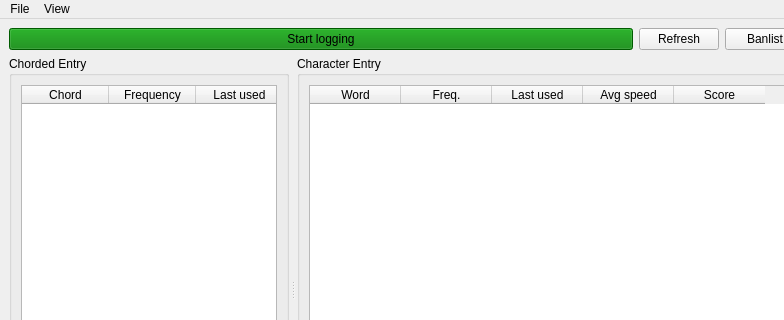
CharaChorder/nexus, file ui/MainWindow.ui: the form before one commit; both pictures show x 0 to 784 and y 0 to 320 of the 900 by 550 pixel window.
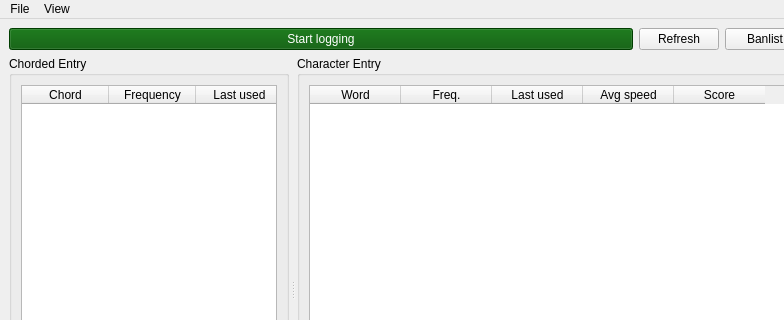
The form after the commit.

Commit message: Refactor styling and fix windows button color

What changed in the file:
```diff
--- a/ui/MainWindow.ui
+++ b/ui/MainWindow.ui
@@ -25,8 +25,210 @@
      <layout class="QHBoxLayout" name="toolbar" stretch="1,0,0,0">
       <item>
        <widget class="QPushButton" name="startStopButton">
+        <property name="palette">
+         <palette>
+          <active>
+           <colorrole role="WindowText">
+            <brush brushstyle="SolidPattern">
+             <color alpha="255">
+              <red>255</red>
+              <green>255</green>
+              <blue>255</blue>
+             </color>
+            </brush>
+           </colorrole>
+           <colorrole role="Button">
+            <brush brushstyle="SolidPattern">
+             <color alpha="255">
+              <red>0</red>
+              <green>85</green>
+              <blue>0</blue>
+             </color>
+            </brush>
+           </colorrole>
+           <colorrole role="Text">
+            <brush brushstyle="SolidPattern">
+             <color alpha="255">
+              <red>255</red>
+              <green>255</green>
+              <blue>255</blue>
+             </color>
+            </brush>
+           </colorrole>
+           <colorrole role="ButtonText">
+            <brush brushstyle="SolidPattern">
+             <color alpha="255">
+              <red>255</red>
+              <green>255</green>
+              <blue>255</blue>
+             </color>
+            </brush>
+           </colorrole>
+           <colorrole role="Base">
+            <brush brushstyle="SolidPattern">
+             <color alpha="255">
+              <red>0</red>
+              <green>85</green>
+              <blue>0</blue>
+             </color>
+            </brush>
+           </colorrole>
+           <colorrole role="Window">
+            <brush brushstyle="SolidPattern">
+             <color alpha="255">
+              <red>0</red>
+              <green>85</green>
+              <blue>0</blue>
+             </color>
+            </brush>
+           </colorrole>
+           <colorrole role="PlaceholderText">
+            <brush brushstyle="SolidPattern">
+             <color alpha="128">
+              <red>255</red>
+              <green>255</green>
+              <blue>255</blue>
+             </color>
+            </brush>
+           </colorrole>
+          </active>
+          <inactive>
+           <colorrole role="WindowText">
+            <brush brushstyle="SolidPattern">
+             <color alpha="255">
+              <red>255</red>
+              <green>255</green>
+              <blue>255</blue>
+             </color>
+            </brush>
+           </colorrole>
+           <colorrole role="Button">
+            <brush brushstyle="SolidPattern">
+             <color alpha="255">
+              <red>0</red>
+              <green>85</green>
+              <blue>0</blue>
+             </color>
+            </brush>
+           </colorrole>
+           <colorrole role="Text">
+            <brush brushstyle="SolidPattern">
+             <color alpha="255">
+              <red>255</red>
+              <green>255</green>
+              <blue>255</blue>
+             </color>
+            </brush>
+           </colorrole>
+           <colorrole role="ButtonText">
+            <brush brushstyle="SolidPattern">
+             <color alpha="255">
+              <red>255</red>
+              <green>255</green>
+              <blue>255</blue>
+             </color>
+            </brush>
+           </colorrole>
+           <colorrole role="Base">
+            <brush brushstyle="SolidPattern">
+             <color alpha="255">
+              <red>0</red>
+              <green>85</green>
+              <blue>0</blue>
+             </color>
+            </brush>
+           </colorrole>
+           <colorrole role="Window">
+            <brush brushstyle="SolidPattern">
+             <color alpha="255">
+              <red>0</red>
+              <green>85</green>
+              <blue>0</blue>
+             </color>
+            </brush>
+           </colorrole>
+           <colorrole role="PlaceholderText">
+            <brush brushstyle="SolidPattern">
+             <color alpha="128">
+              <red>255</red>
+              <green>255</green>
+              <blue>255</blue>
+             </color>
+            </brush>
+           </colorrole>
+          </inactive>
+          <disabled>
+           <colorrole role="WindowText">
+            <brush brushstyle="SolidPattern">
+             <color alpha="255">
+              <red>255</red>
+              <green>255</green>
+              <blue>255</blue>
+             </color>
+            </brush>
+           </colorrole>
+           <colorrole role="Button">
+            <brush brushstyle="SolidPattern">
+             <color alpha="255">
+              <red>0</red>
+              <green>85</green>
+              <blue>0</blue>
+             </color>
+            </brush>
+           </colorrole>
+           <colorrole role="Text">
+            <brush brushstyle="SolidPattern">
+             <color alpha="255">
+              <red>255</red>
+              <green>255</green>
+              <blue>255</blue>
+             </color>
+            </brush>
+           </colorrole>
+           <colorrole role="ButtonText">
+            <brush brushstyle="SolidPattern">
+             <color alpha="255">
+              <red>255</red>
+              <green>255</green>
+              <blue>255</blue>
+             </color>
+            </brush>
+           </colorrole>
+           <colorrole role="Base">
+            <brush brushstyle="SolidPattern">
+             <color alpha="255">
+              <red>0</red>
+              <green>85</green>
+              <blue>0</blue>
+             </color>
+            </brush>
+           </colorrole>
+           <colorrole role="Window">
+            <brush brushstyle="SolidPattern">
+             <color alpha="255">
+              <red>0</red>
+              <green>85</green>
+              <blue>0</blue>
+             </color>
+            </brush>
+           </colorrole>
+           <colorrole role="PlaceholderText">
+            <brush brushstyle="SolidPattern">
+             <color alpha="128">
+              <red>255</red>
+              <green>255</green>
+              <blue>255</blue>
+             </color>
+            </brush>
+           </colorrole>
+          </disabled>
+         </palette>
+        </property>
+        <property name="autoFillBackground">
+         <bool>false</bool>
+        </property>
         <property name="styleSheet">
-         <string notr="true">background-color: green</string>
+         <string notr="true">background-color: #005500</string>
         </property>
         <property name="text">
          <string>Start logging</string>
```
The commit also changes 3 other files.
